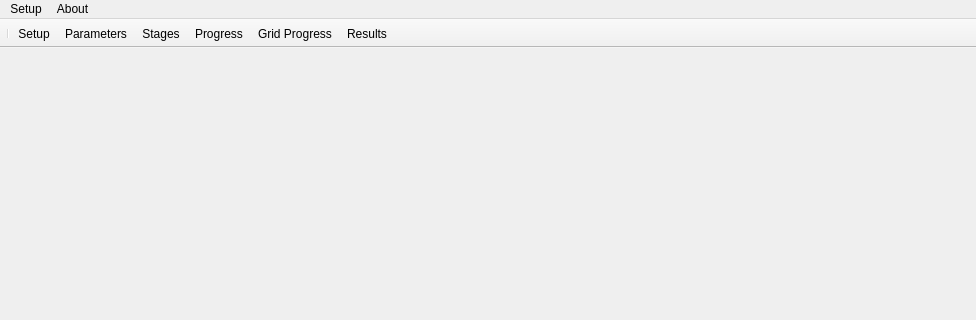
Old version of the form mainframe.ui in the repository hallamlab/MetaPathwaysGUI; both pictures show x 0 to 976 and y 0 to 320 of the 976 by 543 pixel window.
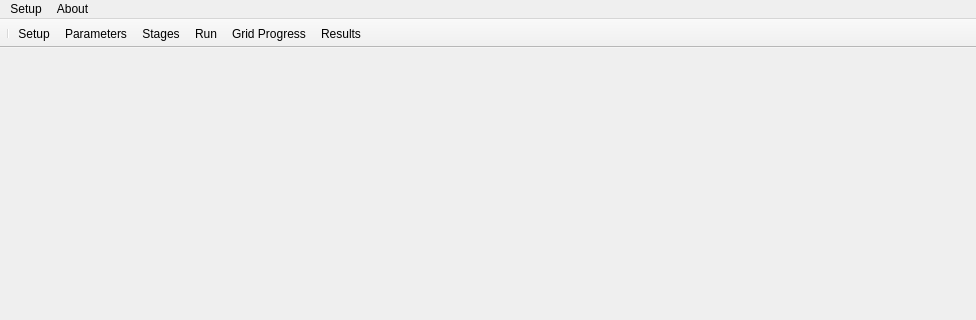
New version of the form.

Commit message: revised progress window

```diff
--- a/mainframe.ui
+++ b/mainframe.ui
@@ -126,7 +126,7 @@
    <addaction name="actionSetup"/>
    <addaction name="actionRunParams"/>
    <addaction name="actionStages"/>
-   <addaction name="actionProgress"/>
+   <addaction name="actionRun"/>
    <addaction name="actionGridProgress"/>
    <addaction name="actionResults"/>
   </widget>
@@ -146,9 +146,9 @@
     <string>Setup</string>
    </property>
   </action>
-  <action name="actionProgress">
+  <action name="actionRun">
    <property name="text">
-    <string>Progress</string>
+    <string>Run</string>
    </property>
   </action>
   <action name="actionGridProgress">
```
The commit also changes 9 other files.
